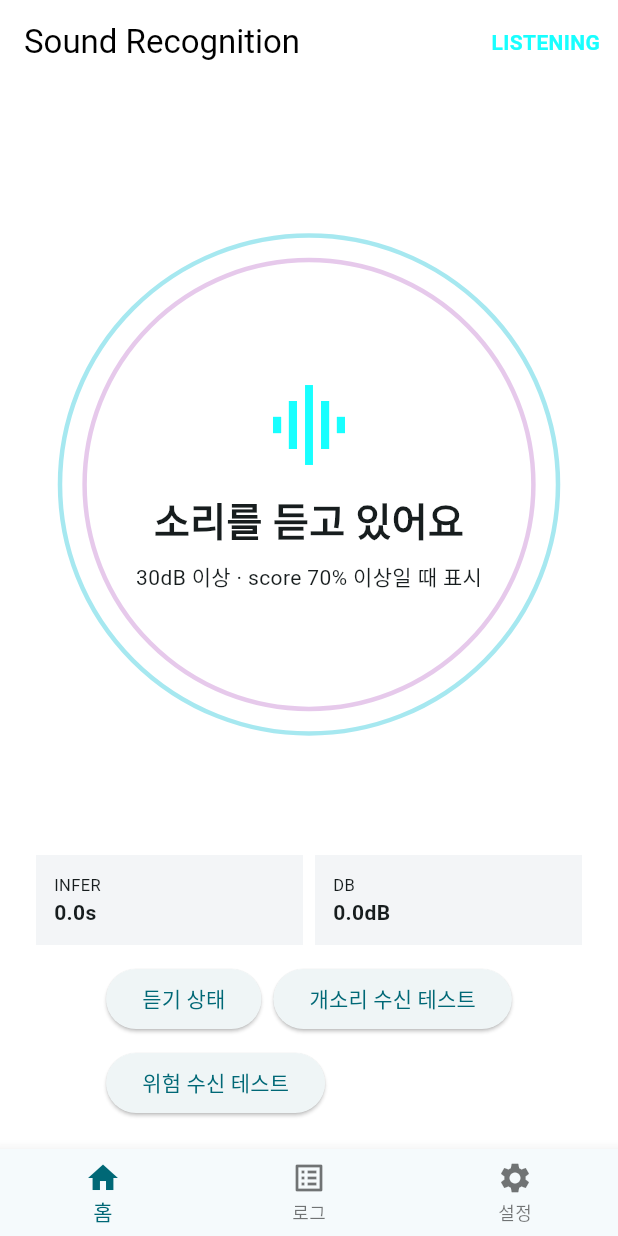
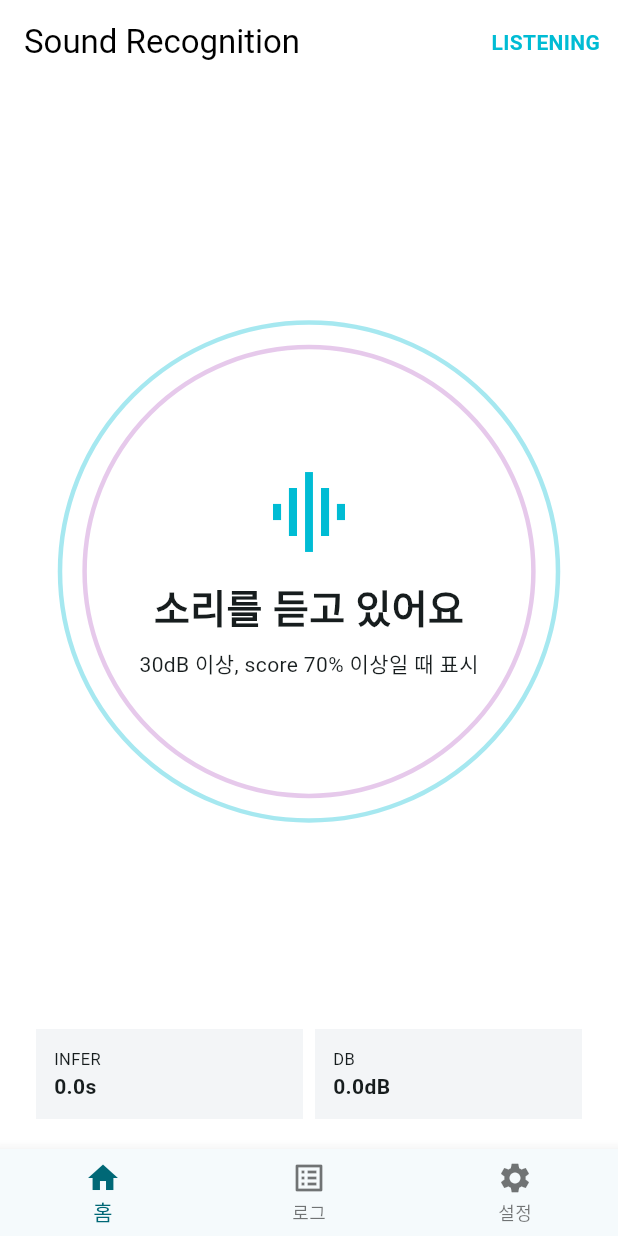
Before and after one commit to 26-DGU-CECD/EdgeAudioRecognition, a Flutter app: the MainPage screen opened directly, on a phone screen of 412 x 824 dp. Run offline on Flutter 3.47's test engine with Material 3 defaults, Android fonts, the phone set to English and light mode, and no system bars; our stand-ins replace flutter_blue_plus, shared_preferences; accounts and stored records are empty.

Commit message:
delete test buttons

```diff
--- a/lib/pages/home_page.dart
+++ b/lib/pages/home_page.dart
@@ -1,30 +1,24 @@
 import 'dart:math' as math;
+
 import 'package:flutter/material.dart';
+
 import '../models/sound_packet.dart';
 import '../widgets/detected_content.dart';
 
-/// 홈 화면 UI
 class HomePage extends StatelessWidget {
   final SoundPacket? packet;
   final String Function(String label) imagePathForLabel;
-  final VoidCallback onReset;
-  final VoidCallback onMockDog;
-  final VoidCallback onMockDanger;
 
   const HomePage({
     super.key,
     required this.packet,
     required this.imagePathForLabel,
-    required this.onReset,
-    required this.onMockDog,
-    required this.onMockDanger,
   });
 
   @override
   Widget build(BuildContext context) {
-    // TODO: implement build
     final isListening = packet == null;
-    final color = packet?.isDanger == true ? Colors.redAccent : Colors.cyanAccent;
+    final color = packet?.isDanger == true ? Colors.redAccent : Colors.cyan;
 
     return Scaffold(
       appBar: AppBar(
@@ -61,17 +55,6 @@ class HomePage extends StatelessWidget {
               ),
             ),
             InfoPanel(packet: packet),
-            const SizedBox(height: 12,),
-
-            Wrap(
-              spacing: 8,
-              runSpacing: 8,
-              children: [
-                ElevatedButton(onPressed: onReset, child: const Text('듣기 상태')),
-                ElevatedButton(onPressed: onMockDog, child: Text('개소리 수신 테스트')),
-                ElevatedButton(onPressed: onMockDanger, child: const Text('위험 수신 테스트')),
-              ],
-            ),
           ],
         ),
       ),
@@ -79,7 +62,6 @@ class HomePage extends StatelessWidget {
   }
 }
 
-/// 방향 표시 원 그리기
 class DirectionCircle extends StatelessWidget {
   final double? angle;
   final bool isDanger;
@@ -114,7 +96,6 @@ class DirectionCircle extends StatelessWidget {
   }
 }
 
-/// 원, 방향 바늘 그리기
 class DirectionCirclePainter extends CustomPainter {
   final double? angle;
   final bool isDanger;
@@ -129,7 +110,6 @@ class DirectionCirclePainter extends CustomPainter {
     final center = size.center(Offset.zero);
     final outerRadius = size.width / 2;
     final innerRadius = outerRadius * 0.88;
-
     final baseColor = isDanger ? Colors.redAccent : Colors.cyan;
 
     final outerPaint = Paint()
@@ -284,7 +264,6 @@ class DirectionCirclePainter extends CustomPainter {
   }
 }
 
-/// 홈화면 하단 소리 정보
 class InfoPanel extends StatelessWidget {
   final SoundPacket? packet;
 
@@ -292,15 +271,10 @@ class InfoPanel extends StatelessWidget {
 
   @override
   Widget build(BuildContext context) {
-    return Column(
-      children: [
-        Row(
+    return Row(
       children: [
         Expanded(child: infoBox('INFER', '${packet?.inferSec ?? 0.0}s')),
         Expanded(child: infoBox('DB', '${packet?.db ?? 0.0}dB')),
-            /// Expanded(child: infoBox('SCORE', packet == null ? '0.0%' : '${(packet!.score *100).toStringAsFixed(1)}%',),),
-          ],
-        ),
       ],
     );
   }
--- a/lib/widgets/detected_content.dart
+++ b/lib/widgets/detected_content.dart
@@ -1,8 +1,8 @@
 import 'package:flutter/material.dart';
+
 import '../models/sound_packet.dart';
 import '../widgets/sound_image_view.dart';
 
-/// 홈 화면 디폴트 소리 인식 상태 출력
 class ListeningContent extends StatelessWidget {
   const ListeningContent({super.key});
 
@@ -11,17 +11,19 @@ class ListeningContent extends StatelessWidget {
     return const Column(
       mainAxisSize: MainAxisSize.min,
       children: [
-        Icon(Icons.graphic_eq, size: 64, color: Colors.cyanAccent),
+        Icon(Icons.graphic_eq, size: 64, color: Colors.cyan),
         SizedBox(height: 12),
-        Text('소리를 듣고 있어요', style: TextStyle(fontSize: 26, fontWeight: FontWeight.bold)),
+        Text(
+          '소리를 듣고 있어요',
+          style: TextStyle(fontSize: 26, fontWeight: FontWeight.bold),
+        ),
         SizedBox(height: 8),
-        Text('30dB 이상 · score 70% 이상일 때 표시'),
+        Text('30dB 이상, score 70% 이상일 때 표시'),
       ],
     );
   }
 }
 
-/// 소리 감지 결과 UI
 class DetectedContent extends StatelessWidget {
   final SoundPacket packet;
   final String imagePath;
@@ -37,7 +39,7 @@ class DetectedContent extends StatelessWidget {
   @override
   Widget build(BuildContext context) {
     return Container(
-    width: 210,
+      width: 230,
       padding: const EdgeInsets.symmetric(horizontal: 18, vertical: 18),
       decoration: BoxDecoration(
         color: Colors.white,
@@ -56,17 +58,25 @@ Widget build(BuildContext context) {
         children: [
           SoundImageView(imagePath: imagePath),
           const SizedBox(height: 12),
-        Text(
+          SizedBox(
+            width: double.infinity,
+            child: FittedBox(
+              fit: BoxFit.scaleDown,
+              child: Text(
                 packet.displayLabel,
+                maxLines: 1,
+                softWrap: false,
                 textAlign: TextAlign.center,
                 style: TextStyle(
-            fontSize: 28,
+                  fontSize: 30,
                   fontWeight: FontWeight.bold,
                   color: color,
                 ),
               ),
+            ),
+          ),
           const SizedBox(height: 8),
-        /* Text(
+          /*Text(
             'score: ${(packet.score * 100).toStringAsFixed(1)}%',
             style: const TextStyle(color: Colors.black87),
           ),*/
```
Also changed, not shown: lib/main_page.dart (+3 -71 lines), lib/models/sound_packet.dart (+110 -23 lines). Lines whose indentation alone changed are shown as unchanged.
